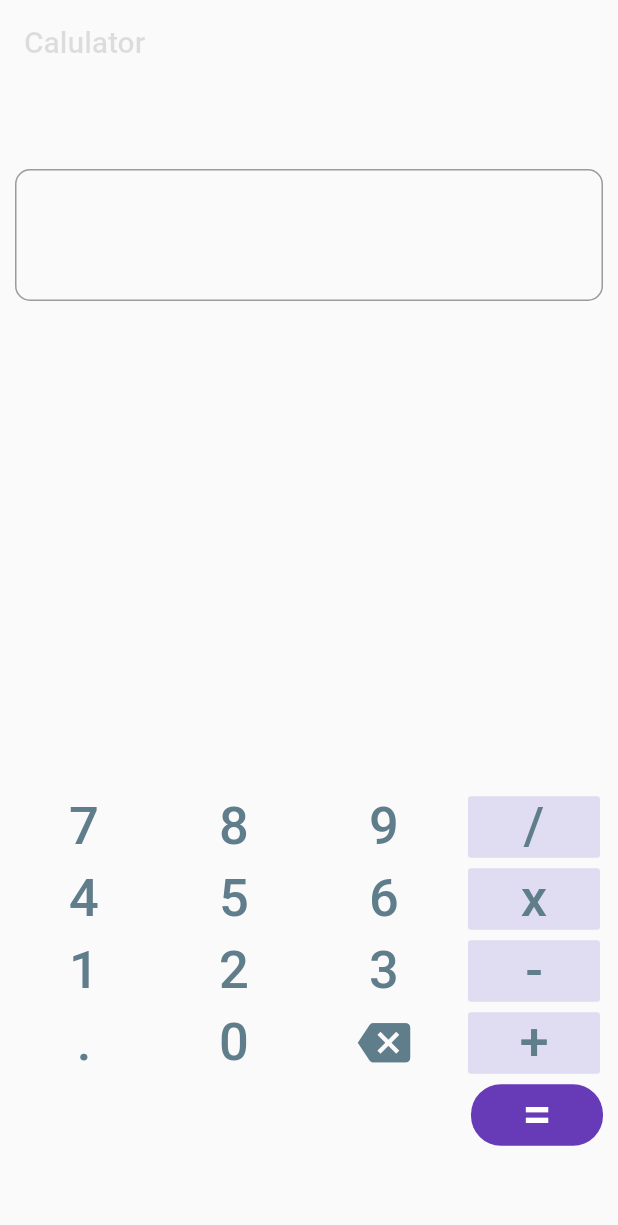
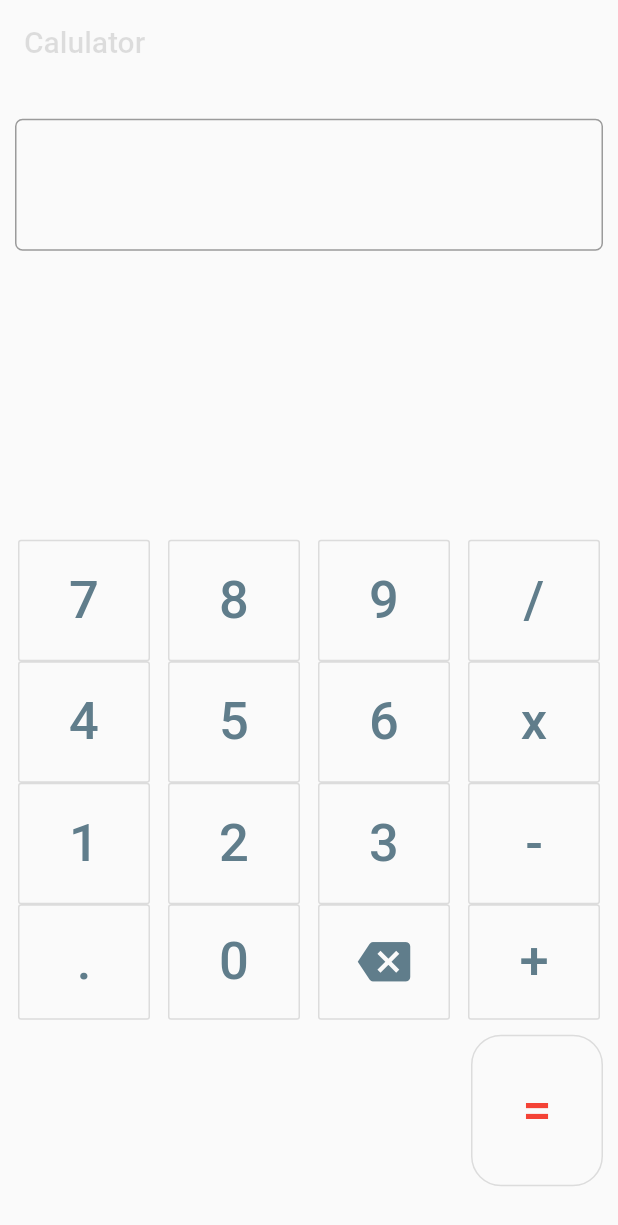
Before and after one commit to Kundan22/Calculator, a Flutter app: the screen it shows after launch, on a phone screen of 412 x 824 dp. Shown: the top 1225 px of the screen. Run offline on Flutter 3.47's test engine with Material 2 defaults, Android fonts, the phone set to English and light mode, and no system bars; our stand-ins replace fluttertoast, math_expressions, shared_preferences.

Commit message:
button alignments, round()

```diff
--- a/lib/HomePage.dart
+++ b/lib/HomePage.dart
@@ -45,11 +45,17 @@ class HomePageState extends State<HomePage> {
   Row buttonsRow1Container() {
     return Row(
       mainAxisAlignment: MainAxisAlignment.spaceEvenly,
+
       children: <Widget>[
-        new FlatButton(child: Text("7", style: TextStyle(fontSize: 35, color: Colors.blueGrey)),onPressed:()=>setState(() { if(clearAfterResult==true){textControllerInput.text="";clearAfterResult=false;}  textControllerInput.text = textControllerInput.text + "7";}),),
-        new FlatButton(child: Text("8", style: TextStyle(fontSize: 35, color: Colors.blueGrey)),onPressed:()=>setState(() { if(clearAfterResult==true){textControllerInput.text="";clearAfterResult=false;}  textControllerInput.text = textControllerInput.text + "8";}),),
-        new FlatButton(child: Text("9", style: TextStyle(fontSize: 35, color: Colors.blueGrey)),onPressed:()=>setState(() { if(clearAfterResult==true){textControllerInput.text="";clearAfterResult=false;}  textControllerInput.text = textControllerInput.text + "9";}),),
-        new FlatButton(child: Text("/", style: TextStyle(fontSize: 35, color: Colors.blueGrey)),color: Color.fromARGB(50, 119, 96, 204),onPressed:()=>setState(() {textControllerInput.text = textControllerInput.text + "/";}),),
+        new OutlineButton(
+          child: Text("7", style: TextStyle(fontSize: 35, color: Colors.blueGrey)),
+          padding: EdgeInsets.all(20) ,
+
+          onPressed:()=>setState(() { if(clearAfterResult==true){textControllerInput.text="";clearAfterResult=false;}
+          textControllerInput.text = textControllerInput.text + "7";}),),
+        new OutlineButton(child: Text("8", style: TextStyle(fontSize: 35, color: Colors.blueGrey)) , padding: EdgeInsets.all(20) ,onPressed:()=>setState(() { if(clearAfterResult==true){textControllerInput.text="";clearAfterResult=false;}  textControllerInput.text = textControllerInput.text + "8";}),),
+        new OutlineButton(child: Text("9", style: TextStyle(fontSize: 35, color: Colors.blueGrey)), padding: EdgeInsets.all(20), onPressed:()=>setState(() { if(clearAfterResult==true){textControllerInput.text="";clearAfterResult=false;}  textControllerInput.text = textControllerInput.text + "9";}),),
+        new OutlineButton(child: Text("/", style: TextStyle(fontSize: 35, color: Colors.blueGrey)), padding: EdgeInsets.all(20), color: Colors.deepOrange[200],onPressed:()=>setState(() {textControllerInput.text = textControllerInput.text + "/";}),),
       ],
     );
   }
@@ -58,10 +64,10 @@ class HomePageState extends State<HomePage> {
     return Row(
       mainAxisAlignment: MainAxisAlignment.spaceEvenly,
       children: <Widget>[
-        new FlatButton(child: Text("4", style: TextStyle(fontSize: 35, color: Colors.blueGrey)),onPressed:()=>setState(() {if(clearAfterResult==true){textControllerInput.text="";clearAfterResult=false;}  textControllerInput.text = textControllerInput.text + "4";}),),
-        new FlatButton(child: Text("5", style: TextStyle(fontSize: 35, color: Colors.blueGrey)),onPressed:()=>setState(() {if(clearAfterResult==true){textControllerInput.text="";clearAfterResult=false;}  textControllerInput.text = textControllerInput.text + "5";}),),
-        new FlatButton(child: Text("6", style: TextStyle(fontSize: 35, color: Colors.blueGrey)),onPressed:()=>setState(() {if(clearAfterResult==true){textControllerInput.text="";clearAfterResult=false;}  textControllerInput.text = textControllerInput.text + "6";}),),
-        new FlatButton(child: Text("x", style: TextStyle(fontSize: 35, color: Colors.blueGrey)),color: Color.fromARGB(50, 119, 96, 204),onPressed:()=>setState(() {textControllerInput.text = textControllerInput.text + "*";}),),
+        new OutlineButton(child: Text("4", style: TextStyle(fontSize: 35, color: Colors.blueGrey)), padding: EdgeInsets.all(20), onPressed:()=>setState(() {if(clearAfterResult==true){textControllerInput.text="";clearAfterResult=false;}  textControllerInput.text = textControllerInput.text + "4";}),),
+        new OutlineButton(child: Text("5", style: TextStyle(fontSize: 35, color: Colors.blueGrey)), padding: EdgeInsets.all(20), onPressed:()=>setState(() {if(clearAfterResult==true){textControllerInput.text="";clearAfterResult=false;}  textControllerInput.text = textControllerInput.text + "5";}),),
+        new OutlineButton(child: Text("6", style: TextStyle(fontSize: 35, color: Colors.blueGrey)), padding: EdgeInsets.all(20), onPressed:()=>setState(() {if(clearAfterResult==true){textControllerInput.text="";clearAfterResult=false;}  textControllerInput.text = textControllerInput.text + "6";}),),
+        new OutlineButton(child: Text("x", style: TextStyle(fontSize: 35, color: Colors.blueGrey)), padding: EdgeInsets.all(20), color: Colors.deepOrange[200],onPressed:()=>setState(() {textControllerInput.text = textControllerInput.text + "*";}),),
       ],
     );
   }
@@ -70,10 +76,10 @@ class HomePageState extends State<HomePage> {
     return Row(
       mainAxisAlignment: MainAxisAlignment.spaceEvenly,
       children: <Widget>[
-        new FlatButton(child: Text("1", style: TextStyle(fontSize: 35, color: Colors.blueGrey)),onPressed:()=>setState(() {if(clearAfterResult==true){textControllerInput.text="";clearAfterResult=false;}  textControllerInput.text = textControllerInput.text + "1";}),),
-        new FlatButton(child: Text("2", style: TextStyle(fontSize: 35, color: Colors.blueGrey)),onPressed:()=>setState(() {if(clearAfterResult==true){textControllerInput.text="";clearAfterResult=false;}  textControllerInput.text = textControllerInput.text + "2";}),),
-        new FlatButton(child: Text("3", style: TextStyle(fontSize: 35, color: Colors.blueGrey)),onPressed:()=>setState(() {if(clearAfterResult==true){textControllerInput.text="";clearAfterResult=false;}  textControllerInput.text = textControllerInput.text + "3";}),),
-        new FlatButton(child: Text("-", style: TextStyle(fontSize: 35, color: Colors.blueGrey)),color: Color.fromARGB(50, 119, 96, 204),onPressed:()=>setState(() {textControllerInput.text = textControllerInput.text + "-";}),),
+        new OutlineButton(child: Text("1", style: TextStyle(fontSize: 35, color: Colors.blueGrey)), padding: EdgeInsets.all(20), onPressed:()=>setState(() {if(clearAfterResult==true){textControllerInput.text="";clearAfterResult=false;}  textControllerInput.text = textControllerInput.text + "1";}),),
+        new OutlineButton(child: Text("2", style: TextStyle(fontSize: 35, color: Colors.blueGrey)), padding: EdgeInsets.all(20), onPressed:()=>setState(() {if(clearAfterResult==true){textControllerInput.text="";clearAfterResult=false;}  textControllerInput.text = textControllerInput.text + "2";}),),
+        new OutlineButton(child: Text("3", style: TextStyle(fontSize: 35, color: Colors.blueGrey)), padding: EdgeInsets.all(20), onPressed:()=>setState(() {if(clearAfterResult==true){textControllerInput.text="";clearAfterResult=false;}  textControllerInput.text = textControllerInput.text + "3";}),),
+        new OutlineButton(child: Text("-", style: TextStyle(fontSize: 35, color: Colors.blueGrey)), padding: EdgeInsets.all(20), color: Colors.deepOrange[200],onPressed:()=>setState(() {textControllerInput.text = textControllerInput.text + "-";}),),
       ],
     );
   }
@@ -82,10 +88,10 @@ class HomePageState extends State<HomePage> {
     return Row(
       mainAxisAlignment: MainAxisAlignment.spaceEvenly,
       children: <Widget>[
-        new FlatButton(child: Text(".", style: TextStyle(fontSize: 35, color: Colors.blueGrey)),onPressed:()=>setState(() {if(clearAfterResult==true){textControllerInput.text="";clearAfterResult=false;}  textControllerInput.text = textControllerInput.text + ".";}),),
-        new FlatButton(child: Text("0", style: TextStyle(fontSize: 35, color: Colors.blueGrey)),onPressed:()=>setState(() {if(clearAfterResult==true){textControllerInput.text="";clearAfterResult=false;}  textControllerInput.text = textControllerInput.text + "0";}),),
-        new FlatButton(child: Icon(Icons.backspace, size: 35, color: Colors.blueGrey), onPressed: (){textControllerInput.text=(textControllerInput.text.length>0)?(textControllerInput.text.substring(0, textControllerInput.text.length-1)):"";},),
-        new FlatButton(child: Text("+", style: TextStyle(fontSize: 35, color: Colors.blueGrey)),color: Color.fromARGB(50, 119, 96, 204),onPressed:()=>setState(() {textControllerInput.text = textControllerInput.text + "+";}),)
+        new OutlineButton(child: Text(".", style: TextStyle(fontSize: 35, color: Colors.blueGrey)), padding: EdgeInsets.all(18), onPressed:()=>setState(() {if(clearAfterResult==true){textControllerInput.text="";clearAfterResult=false;}  textControllerInput.text = textControllerInput.text + ".";}),),
+        new OutlineButton(child: Text("0", style: TextStyle(fontSize: 35, color: Colors.blueGrey)), padding: EdgeInsets.all(18), onPressed:()=>setState(() {if(clearAfterResult==true){textControllerInput.text="";clearAfterResult=false;}  textControllerInput.text = textControllerInput.text + "0";}),),
+        new OutlineButton(child: Icon(Icons.backspace, size: 35, color: Colors.blueGrey), padding: EdgeInsets.all(21), onPressed: (){textControllerInput.text=(textControllerInput.text.length>0)?(textControllerInput.text.substring(0, textControllerInput.text.length-1)):"";},),
+        new OutlineButton(child: Text("+", style: TextStyle(fontSize: 35, color: Colors.blueGrey)),color: Colors.deepOrange[200], padding: EdgeInsets.all(18), onPressed:()=>setState(() {textControllerInput.text = textControllerInput.text + "+";}),)
       ],
     );
   }
@@ -100,11 +106,14 @@ class HomePageState extends State<HomePage> {
           buttonsRow3Container(),
           buttonsRow4Container(),
           new Align(alignment: Alignment.centerRight,
-            child: Padding(padding: EdgeInsets.symmetric(horizontal: 10),
-              child: new FlatButton(
-                child: Text("=", style: TextStyle(fontSize: 35, color: Colors.white)),
-                color: Colors.deepPurple,
+            child:
+              Padding(padding: EdgeInsets.all(10),
+              child: new OutlineButton(
+                child: Text("=", style: TextStyle(fontSize: 35, color: Colors.red)),
+                color: Colors.deepOrange,
                 shape: new RoundedRectangleBorder(borderRadius: new BorderRadius.circular(20.0)),
+                padding: EdgeInsets.all(30),
+
                 onPressed:(){
                   //Calculate everything here
                   // Parse expression:
@@ -112,8 +121,15 @@ class HomePageState extends State<HomePage> {
                   // Bind variables:
                   ContextModel cm = new ContextModel();
                   Expression exp = p.parse(textControllerInput.text);
-                  setState(() {
-                    textControllerInput.text=exp.evaluate(EvaluationType.REAL, cm).toString();
+                  setState(()
+                  {
+                    double _result = exp.evaluate(EvaluationType.REAL, cm);
+                    print(_result);
+                    if(_result.toString().endsWith(".0"))
+                      textControllerInput.text= _result.round().toString();
+                      else
+                      textControllerInput.text= _result.toString();
+
                     clearAfterResult = true;
                   });
                 }
@@ -150,7 +166,7 @@ class HomePageState extends State<HomePage> {
                           fillColor: Colors.yellow[50],
                           border: OutlineInputBorder(
                           borderSide: BorderSide(color: Colors.red),
-                          borderRadius: BorderRadius.circular(10.0)
+                          borderRadius: BorderRadius.circular(5.0)
                           ),
                           suffix: IconButton(
                                   icon: Icon(Icons.cancel),
```
